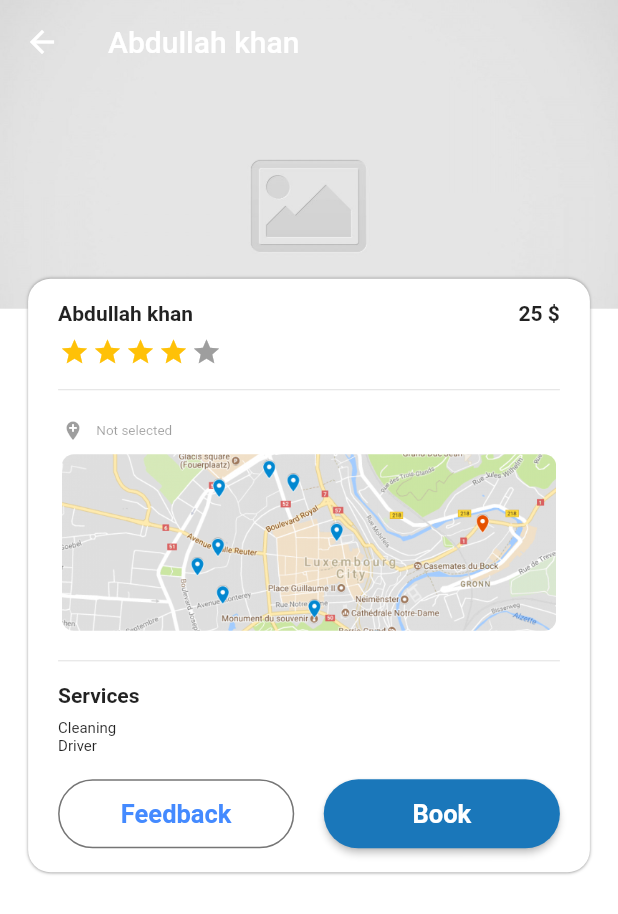
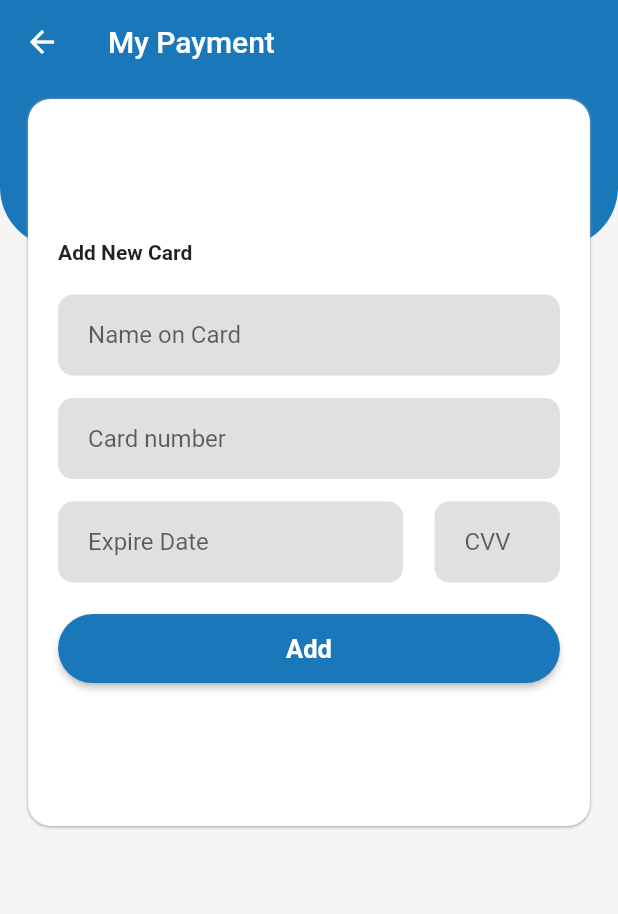
Before and after one commit to abdullah432/liderfacilities, a Flutter app: the screen it shows after launch, on a phone screen of 412 x 824 dp. Shown: the top 914 px of the screen. Run offline on Flutter 3.47's test engine with Material 2 defaults, Android fonts, the phone set to English and light mode, and no system bars; drawn by our look-alikes of flutter_rating_bar; our stand-ins replace cached_network_image, cloud_firestore, firebase_auth, firebase_storage, fluttertoast, geolocator and 3 more; missing offline and left inert: geocoder; accounts and stored records are empty.

Commit message:
addPayment, half payment work

```diff
--- a/lib/main.dart
+++ b/lib/main.dart
@@ -5,6 +5,7 @@ import 'package:liderfacilites/models/auth_provider.dart';
 import 'package:liderfacilites/models/authentication.dart';
 import 'package:liderfacilites/models/icons.dart';
 import 'package:liderfacilites/models/setting.dart';
+import 'package:liderfacilites/screens/payment/addPayment.dart';
 import 'package:liderfacilites/screens/payment/book1.dart';
 import 'package:liderfacilites/screens/taskerhome/taskernav.dart';
 import 'package:liderfacilites/screens/userhome/home.dart';
@@ -135,7 +136,7 @@ class RootPage extends StatelessWidget {
           // String data = snapshot.data;
           debugPrint('auth change');
           // return isLoggedIn ? TaskerView() : Login();
-          return Book1();
+          return AddPayment();
           // return isLoggedIn ? HomePage(snapshot.data) : Login();
         }
         return _buildWaitingScreen(context);
--- a/lib/models/firestore.dart
+++ b/lib/models/firestore.dart
@@ -96,4 +96,7 @@ class CustomFirestore {
     debugPrint('length of ds: '+documentSnapshot.length.toString());
     return documentSnapshot;
   }
+
+  //add payment collection to firestore
+
 }
--- a/lib/models/setting.dart
+++ b/lib/models/setting.dart
@@ -9,6 +9,7 @@ class Setting {
   static final Setting setting = Setting._internal();
   BitmapDescriptor myLocationIcon;
   GeoPoint _geoPoint;
+  Color pColor = Color.fromRGBO(26, 119, 186, 1);
 
   Setting._internal();
   factory Setting() {
@@ -68,4 +69,8 @@ class Setting {
   get location {
     return _geoPoint;
   }
+
+  get primaryColor {
+    return pColor;
+  }
 }
--- /dev/null
+++ b/lib/screens/payment/addPayment.dart
@@ -0,0 +1,246 @@
+import 'package:flutter/material.dart';
+import 'package:liderfacilites/models/app_localization.dart';
+import 'package:liderfacilites/models/setting.dart';
+
+class AddPayment extends StatefulWidget {
+  @override
+  State<StatefulWidget> createState() {
+    return AddPaymentState();
+  }
+}
+
+class AddPaymentState extends State<AddPayment> {
+  MediaQueryData mediaQuery;
+  AppLocalizations lang;
+  Setting setting = new Setting();
+  //styles
+  TextStyle boldAlign = TextStyle(fontWeight: FontWeight.bold);
+  //textboxes controllers
+  TextEditingController nameC = TextEditingController();
+  TextEditingController cardNumC = TextEditingController();
+  TextEditingController expiryDateC = TextEditingController();
+  TextEditingController cvvC = TextEditingController();
+  final GlobalKey<FormState> _formKey = GlobalKey<FormState>();
+
+  @override
+  Widget build(BuildContext context) {
+    mediaQuery = MediaQuery.of(context);
+    lang = AppLocalizations.of(context);
+    return Stack(
+      children: <Widget>[
+        Container(
+          width: double.infinity,
+          height: double.infinity,
+          color: Color.fromRGBO(245, 245, 245, 1),
+        ),
+        Align(
+            alignment: Alignment.topCenter,
+            child: Container(
+              height: mediaQuery.size.height / 5,
+              width: double.infinity,
+              // color: setting.primaryColor,
+              decoration: BoxDecoration(
+                  color: setting.primaryColor,
+                  borderRadius: BorderRadius.only(
+                      bottomLeft: Radius.circular(40),
+                      bottomRight: Radius.circular(40))),
+            )),
+        Scaffold(
+            backgroundColor: Colors.transparent,
+            appBar: new AppBar(
+              leading: IconButton(
+                tooltip: 'back button',
+                icon: const Icon(Icons.arrow_back),
+                onPressed: () {
+                  Navigator.pop(context);
+                },
+              ),
+              title: new Text('My Payment'),
+              elevation: 0.0,
+              backgroundColor: Colors.transparent,
+            ),
+            body: SingleChildScrollView(
+                child: Form(
+              key: _formKey,
+              child: Padding(
+                  padding: EdgeInsets.only(top: 10),
+                  child: Container(
+                    child: addNewCardView(),
+                  )),
+            ))),
+      ],
+    );
+  }
+
+  addNewCardView() {
+    return Align(
+        alignment: Alignment.topCenter,
+        child: Container(
+          width: mediaQuery.size.width / 1.1,
+          height: mediaQuery.size.height / 1.7,
+          decoration: BoxDecoration(
+              color: Colors.white,
+              borderRadius: BorderRadius.only(
+                topLeft: Radius.circular(15),
+                topRight: Radius.circular(15),
+                bottomLeft: Radius.circular(15),
+                bottomRight: Radius.circular(15),
+              ),
+              boxShadow: [
+                BoxShadow(
+                  color: Colors.grey,
+                  blurRadius: 1.0,
+                ),
+              ]),
+          child: Padding(
+              padding: const EdgeInsets.only(
+                  left: 20, right: 20, top: 15, bottom: 15),
+              child: Column(
+                mainAxisAlignment: MainAxisAlignment.center,
+                children: <Widget>[
+                  title2(),
+                  nameTextBox(),
+                  cardnumberTextBox(),
+                  expiryCvvTextBox(),
+                  addBtn()
+                ],
+              )),
+        ));
+  }
+
+  title2() {
+    return Padding(
+      padding: const EdgeInsets.only(bottom: 20),
+      child: Align(
+          alignment: Alignment.topLeft,
+          child: Text(
+            lang.translate('Add New Card'),
+            style: boldAlign,
+          )),
+    );
+  }
+
+  nameTextBox() {
+    return Container(
+      child: Column(
+        children: <Widget>[
+          Container(
+            padding: EdgeInsets.only(left: 20, top: 3, bottom: 3, right: 14),
+            decoration: BoxDecoration(
+                borderRadius: BorderRadius.circular(10),
+                boxShadow: [BoxShadow(color: Colors.black12)]),
+            child: TextFormField(
+              keyboardType: TextInputType.text,
+              validator: validate,
+              controller: nameC,
+              decoration: InputDecoration(
+                  hintText: lang.translate('Name on Card'),
+                  border: InputBorder.none,
+                  fillColor: Colors.blue),
+            ),
+          )
+        ],
+      ),
+    );
+  }
+
+  cardnumberTextBox() {
+    return Padding(
+      padding: const EdgeInsets.only(top: 15),
+      child: Container(
+        child: Column(
+          children: <Widget>[
+            Container(
+              padding: EdgeInsets.only(left: 20, top: 3, bottom: 3, right: 14),
+              decoration: BoxDecoration(
+                  borderRadius: BorderRadius.circular(10),
+                  boxShadow: [BoxShadow(color: Colors.black12)]),
+              child: TextFormField(
+                keyboardType: TextInputType.number,
+                validator: validate,
+                controller: cardNumC,
+                decoration: InputDecoration(
+                    hintText: lang.translate('Card number'),
+                    border: InputBorder.none,
+                    fillColor: Colors.blue),
+              ),
+            )
+          ],
+        ),
+      ),
+    );
+  }
+
+  expiryCvvTextBox() {
+    return Padding(
+        padding: const EdgeInsets.only(top: 15, bottom: 20),
+        child: Row(children: <Widget>[
+          Expanded(
+              flex: 11,
+              child: Container(
+                padding:
+                    EdgeInsets.only(left: 20, top: 3, bottom: 3, right: 14),
+                decoration: BoxDecoration(
+                    borderRadius: BorderRadius.circular(10),
+                    boxShadow: [BoxShadow(color: Colors.black12)]),
+                child: TextFormField(
+                  keyboardType: TextInputType.number,
+                  validator: validate,
+                  controller: expiryDateC,
+                  decoration: InputDecoration(
+                      hintText: lang.translate('Expire Date'),
+                      border: InputBorder.none,
+                      fillColor: Colors.blue),
+                ),
+              )),
+          Spacer(
+            flex: 1,
+          ),
+          Expanded(
+              flex: 4,
+              child: Container(
+                padding:
+                    EdgeInsets.only(left: 20, top: 3, bottom: 3, right: 14),
+                decoration: BoxDecoration(
+                    borderRadius: BorderRadius.circular(10),
+                    boxShadow: [BoxShadow(color: Colors.black12)]),
+                child: TextFormField(
+                  keyboardType: TextInputType.number,
+                  validator: validate,
+                  controller: cvvC,
+                  decoration: InputDecoration(
+                      hintText: 'CVV',
+                      border: InputBorder.none,
+                      fillColor: Colors.blue),
+                ),
+              )),
+        ]));
+  }
+
+  addBtn() {
+    return Container(
+        width: double.infinity,
+        child: RaisedButton(
+          padding: EdgeInsets.all(13),
+          color: setting.primaryColor,
+          shape:
+              RoundedRectangleBorder(borderRadius: BorderRadius.circular(25.0)),
+          onPressed: () {
+            print('Add payment to firestore');
+          },
+          child: Text(
+            'Add',
+            style: TextStyle(
+                fontWeight: FontWeight.bold, fontSize: 17, color: Colors.white),
+          ),
+        ));
+  }
+
+  String validate(String value) {
+    if (value.isEmpty) {
+      return "Can't be Empty";
+    } else
+      return null;
+  }
+
+}
--- a/lib/screens/userhome/first_page.dart
+++ b/lib/screens/userhome/first_page.dart
@@ -888,7 +888,7 @@ class FirstPageState extends State<FirstPage> {
 
   navigateToBook1Page() {
     Navigator.push(context, MaterialPageRoute(builder: (context) {
-      return Book1();
+      return Book1(tasker);
     }));
   }
 }
```
Also changed, not shown: lib/screens/payment/book1.dart (+53 -15 lines), lib/screens/payment/makePayment.dart (renamed from lib/screens/payment/payment.dart, +17 -40 lines), lib/screens/userhome/fourth_page.dart (+11 -2 lines).
